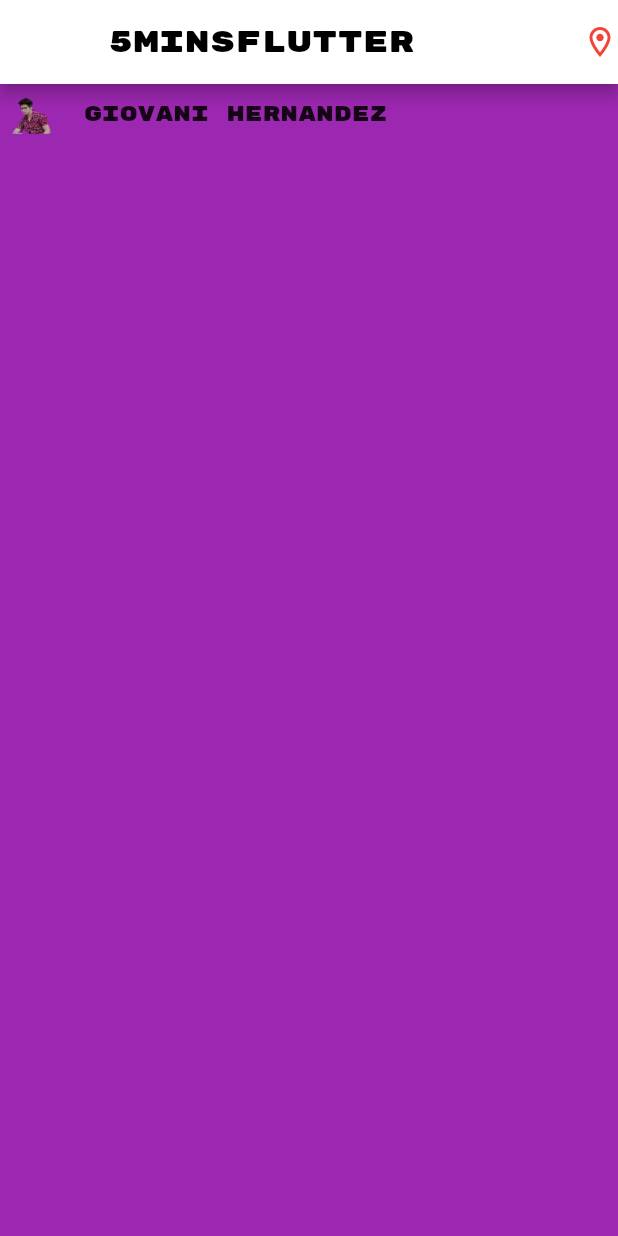
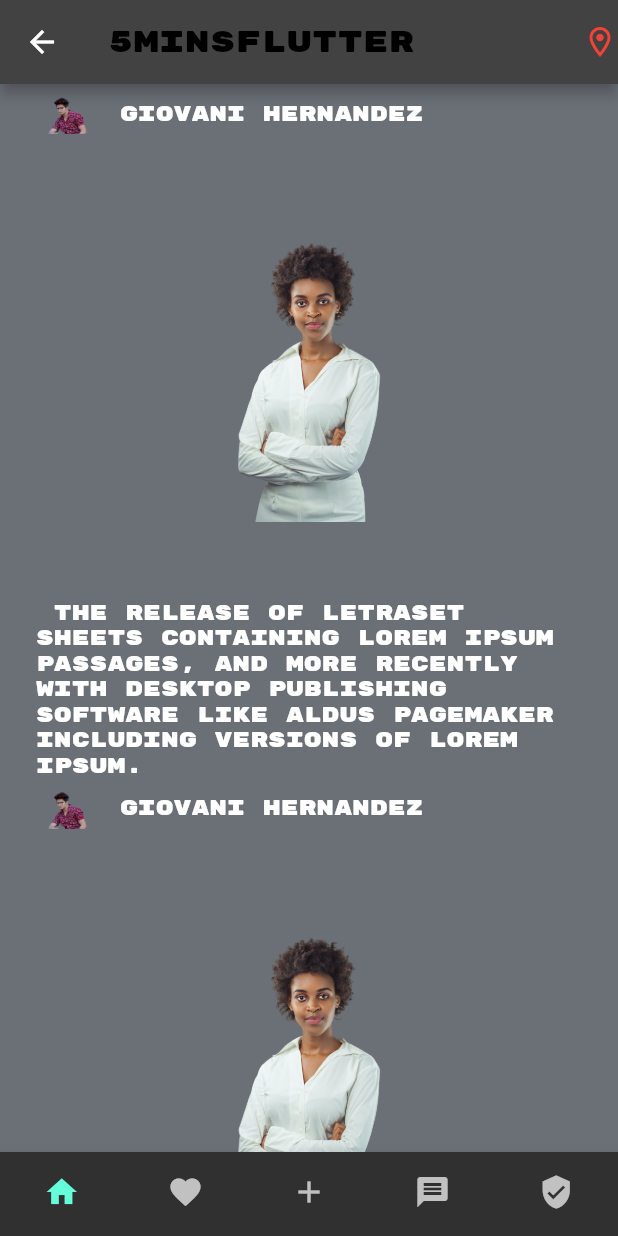
Before and after one commit to KelvinTechies/dart, a Flutter app: the screen it shows after launch, after a tap on "Login", on a phone screen of 412 x 824 dp. Run offline on Flutter 3.47's test engine with Material 2 defaults, Android fonts, the light colour scheme and no system bars.

Commit message:
commiting to the next statge

```diff
--- a/lib/Pages/home_page.dart
+++ b/lib/Pages/home_page.dart
@@ -1,4 +1,6 @@
 import 'package:flutter/material.dart';
+import 'package:flutter/src/widgets/framework.dart';
+import 'package:practicing/component/post_item.dart';
 
 class HomePage extends StatelessWidget {
   const HomePage({super.key});
@@ -6,9 +8,8 @@ class HomePage extends StatelessWidget {
   @override
   Widget build(BuildContext context) {
     return Scaffold(
-      backgroundColor: Colors.purple,
+      backgroundColor: const Color.fromARGB(255, 107, 112, 119),
       appBar: AppBar(
-        backgroundColor: Colors.white,
         title: Text(
           '5MinsFlutter',
           style: TextStyle(color: Colors.black),
@@ -21,21 +22,17 @@ class HomePage extends StatelessWidget {
           )
         ],
       ),
-      body: Column(
-        children: [
-          Row(children: [
-            Image.asset(
-              'assets/Temp/deepak-mahajan-8ig-SzHpqDw-unsplash-removebg-preview.png',
-              width: 40,
-              height: 40,
-            ),
-            SizedBox(
-              width: 16,
-            ),
-            Text('Giovani Hernandez')
-          ])
-        ],
+      body: ListView(
+        children: MockUsers(),
       ),
     );
   }
 }
+
+List<Widget> MockUsers() {
+  List<Widget> users = [];
+  for (var i = 0; i < 10; i++) {
+    users.add(PostItem());
+  }
+  return users;
+}
--- a/lib/Pages/login_page.dart
+++ b/lib/Pages/login_page.dart
@@ -1,5 +1,6 @@
 import 'package:flutter/material.dart';
 import 'package:practicing/Pages/home_page.dart';
+import 'package:practicing/Pages/main_page.dart';
 
 class LoginPage extends StatelessWidget {
   const LoginPage({super.key});
@@ -8,7 +9,6 @@ class LoginPage extends StatelessWidget {
   Widget build(BuildContext context) {
     return Scaffold(
       // resizeToAvoidBottomInset: true,
-      backgroundColor: Colors.purpleAccent,
       body: SingleChildScrollView(
         child: SizedBox(
           height: MediaQuery.of(context).size.height,
@@ -72,7 +72,7 @@ class LoginPage extends StatelessWidget {
                       Navigator.of(context).push(
                         MaterialPageRoute(
                           builder: (context) {
-                            return HomePage();
+                            return MainPage();
                           },
                         ),
                       );
--- /dev/null
+++ b/lib/Pages/main_page.dart
@@ -0,0 +1,55 @@
+import 'package:flutter/material.dart';
+import 'package:practicing/Pages/home_page.dart';
+import 'package:practicing/Pages/profile_page.dart';
+
+class MainPage extends StatefulWidget {
+  const MainPage({super.key});
+  @override
+  State<MainPage> createState() => _MainPageState();
+}
+
+class _MainPageState extends State<MainPage> {
+  int cur = 0;
+
+  @override
+  Widget build(BuildContext context) {
+    return Scaffold(
+      backgroundColor: const Color.fromARGB(255, 107, 112, 119),
+      body: pages[cur],
+      bottomNavigationBar: BottomNavigationBar(
+        items: [
+          BottomNavigationBarItem(icon: Icon(Icons.home), label: "Home"),
+          BottomNavigationBarItem(
+              icon: Icon(Icons.favorite), label: "Favourite"),
+          BottomNavigationBarItem(icon: Icon(Icons.add), label: "Add"),
+          BottomNavigationBarItem(icon: Icon(Icons.message), label: "Messages"),
+          BottomNavigationBarItem(
+              icon: Icon(Icons.verified_user), label: "User"),
+        ],
+        type: BottomNavigationBarType.fixed,
+        showSelectedLabels: false,
+        showUnselectedLabels: false,
+        currentIndex: cur,
+        onTap: (index) {
+          setState(() {
+            cur = index;
+          });
+        },
+      ),
+    );
+  }
+}
+
+const pages = [
+  HomePage(),
+  Center(
+    child: Text("Favourite"),
+  ),
+  Center(
+    child: Text("Add Posts"),
+  ),
+  Center(
+    child: Text("Messages"),
+  ),
+  ProfilePage(),
+];
--- /dev/null
+++ b/lib/component/post_item.dart
@@ -0,0 +1,42 @@
+import 'package:flutter/material.dart';
+
+class PostItem extends StatelessWidget {
+  const PostItem({super.key});
+
+  @override
+  Widget build(BuildContext context) {
+    return Padding(
+      padding: EdgeInsets.symmetric(horizontal: 24),
+      child: Column(
+        children: [
+          Row(
+            children: [
+              Image.asset(
+                'assets/Temp/deepak-mahajan-8ig-SzHpqDw-unsplash-removebg-preview.png',
+                width: 40,
+                height: 40,
+              ),
+              SizedBox(
+                width: 16,
+              ),
+              Text('Giovani Hernandez')
+            ],
+          ),
+          SizedBox(
+            height: 52,
+          ),
+          Image.asset(
+            'assets/Temp/bave-pictures-fl7bASYZgXo-unsplash-removebg-preview.png',
+            height: 200,
+          ),
+          SizedBox(
+            height: 52,
+          ),
+          Text(
+            ' the release of Letraset sheets containing Lorem Ipsum passages, and more recently with desktop publishing software like Aldus PageMaker including versions of Lorem Ipsum.',
+          )
+        ],
+      ),
+    );
+  }
+}
--- a/lib/main.dart
+++ b/lib/main.dart
@@ -11,7 +11,11 @@ class myApp extends StatelessWidget {
   @override
   Widget build(BuildContext context) {
     return MaterialApp(
-      theme: ThemeData(fontFamily: 'Rubik'),
+      theme: ThemeData(
+        fontFamily: 'Rubik',
+        brightness: Brightness.dark,
+        scaffoldBackgroundColor: const Color.fromARGB(255, 107, 112, 119),
+      ),
       home: LoginPage(),
     );
   }
```
Also changed, not shown: lib/Pages/profile_page.dart (added, +72 -0 lines), assets/Temp/bave-pictures-fl7bASYZgXo-unsplash-removebg-preview.png (added).
